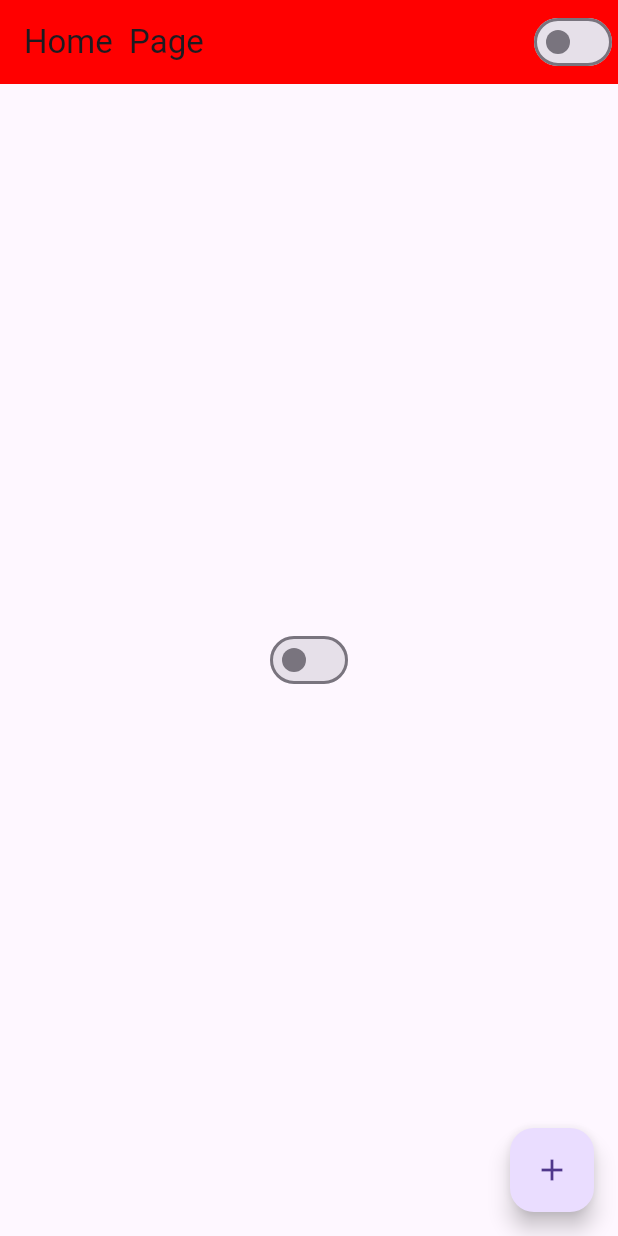
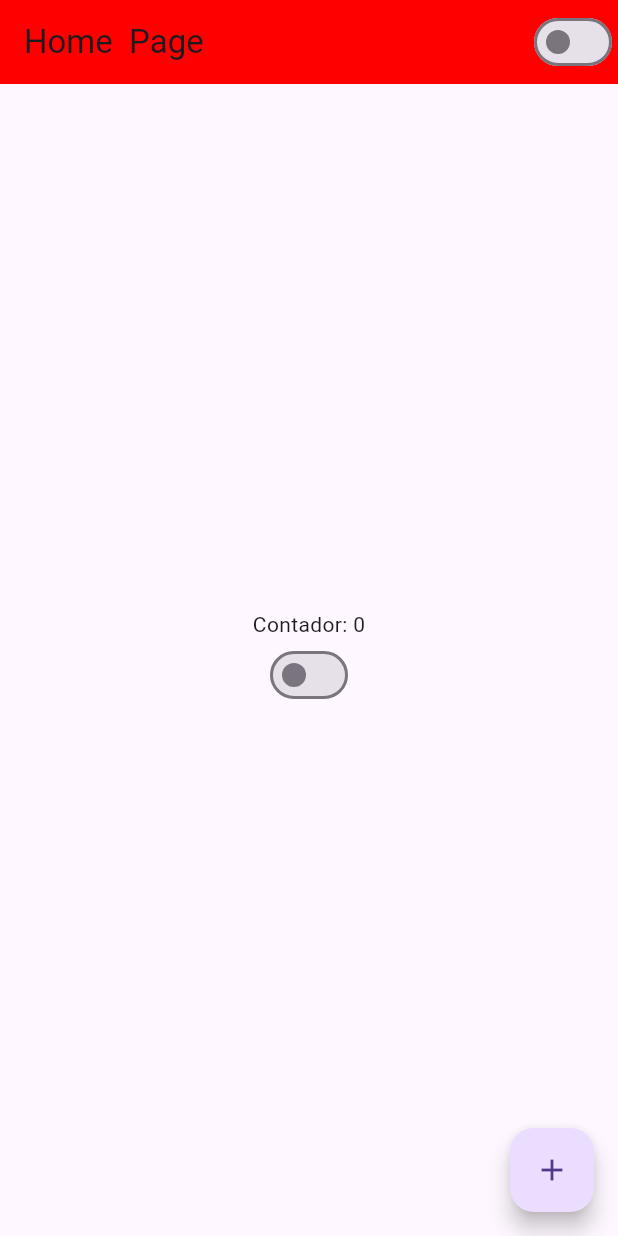
Before and after one commit to rhayonne/flutter_studies, a Flutter app: the screen it shows after launch, on a phone screen of 412 x 824 dp. Run offline on Flutter 3.47's test engine with Material 3 defaults, Android fonts, the phone set to English and light mode, and no system bars.

Commit message:
Colunas dentro do body e alinhamentos de colunas

```diff
--- a/hello_word/lib/home_page.dart
+++ b/hello_word/lib/home_page.dart
@@ -21,7 +21,14 @@ class HomePageStates extends State<HomePage> {
         backgroundColor: const Color.fromARGB(255, 255, 0, 0),
         actions: [CustomSwitcher()],
       ),
-      body: Center(child: CustomSwitcher()),
+      body: Container(
+        width: double.infinity,
+        height: double.infinity,
+        child: Column(
+          mainAxisAlignment: MainAxisAlignment.center,
+          children: [Text('Contador: $counter'), CustomSwitcher()],
+        ),
+      ),
       floatingActionButton: FloatingActionButton(
         child: Icon(Icons.add),
         onPressed: () {
```
